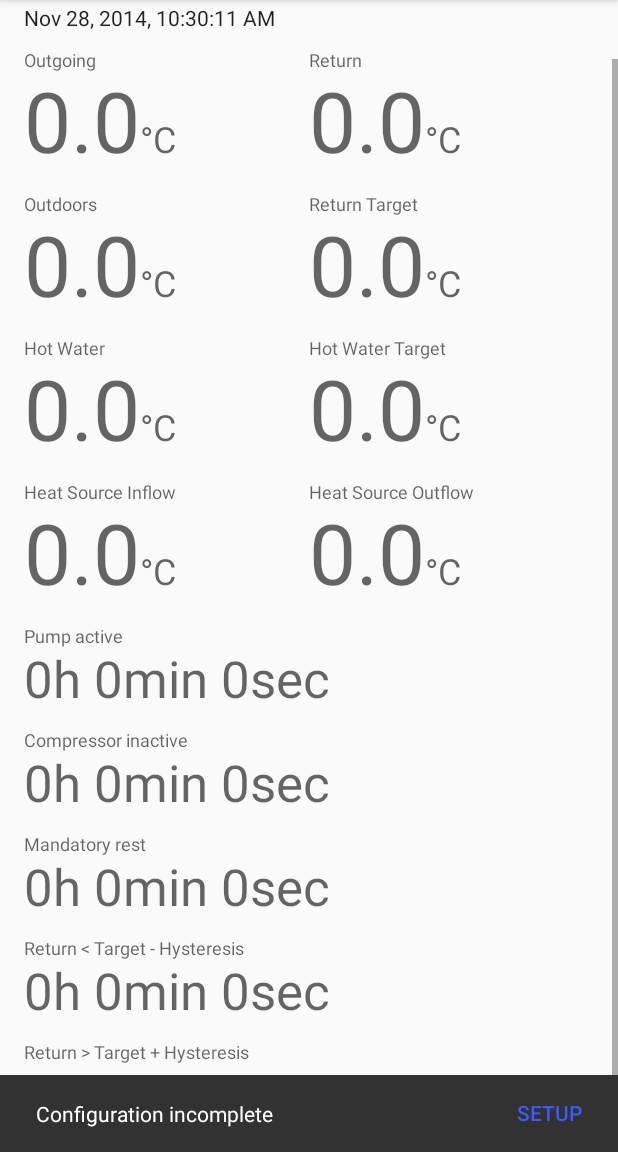
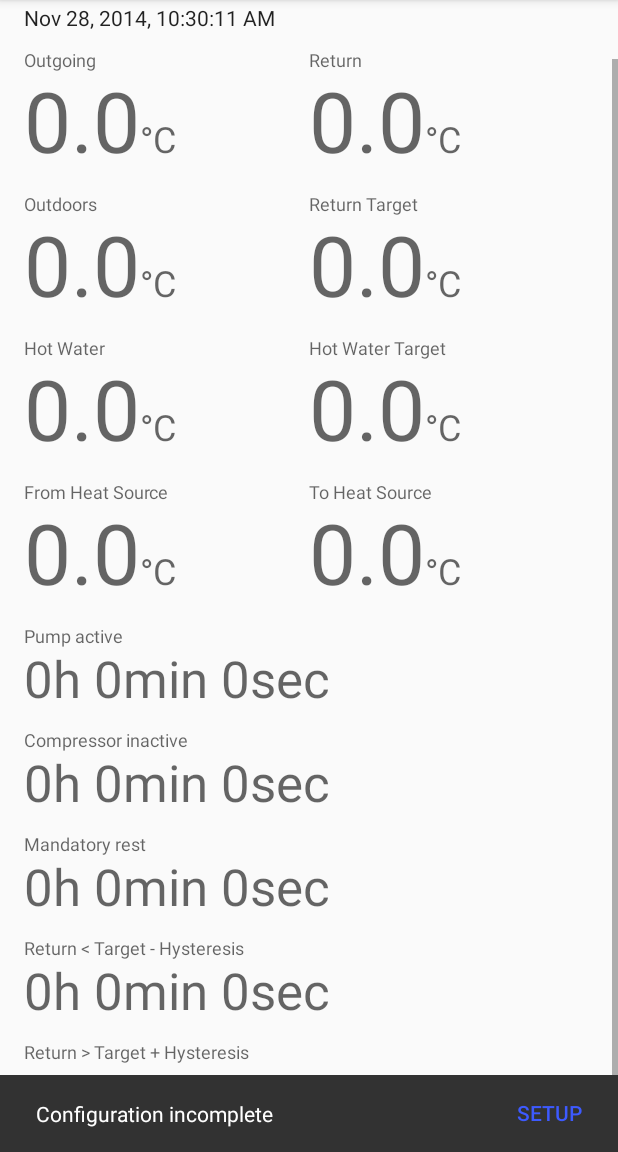
Before and after one commit to UweTrottmann/wp-display-android, an Android app: the fragment DisplayFragment placed in its activity, scrolled down 41 dp, on a phone screen of 412 x 824 dp, the part 84-1236 px from its top. Run offline under Robolectric (Android 15) with nearby library versions, the light colour scheme and no system bars; our stand-ins replace ButterKnife, Timber; libraries missing offline, so code that uses them is left out: de.greenrobot.event; 2 statements that could not run were skipped.

Commit message:
Better heat source value descriptions.

```diff
--- a/WpDisplayNative/app/src/main/res/values/strings.xml
+++ b/WpDisplayNative/app/src/main/res/values/strings.xml
@@ -20,8 +20,8 @@
     <string name="label_temp_water">Hot Water</string>
     <string name="label_temp_water_should">Hot Water Target</string>
     <string name="label_temp_outdoors">Outdoors</string>
-    <string name="label_temp_source_in">Heat Source Inflow</string>
-    <string name="label_temp_source_out">Heat Source Outflow</string>
+    <string name="label_temp_source_in">From Heat Source</string>
+    <string name="label_temp_source_out">To Heat Source</string>
     <string name="label_time_pump_active">Pump active</string>
     <string name="label_time_compressor_inactive">Compressor inactive</string>
     <string name="label_time_rest">Mandatory rest</string>
```
Also changed, not shown: 1 other file.
